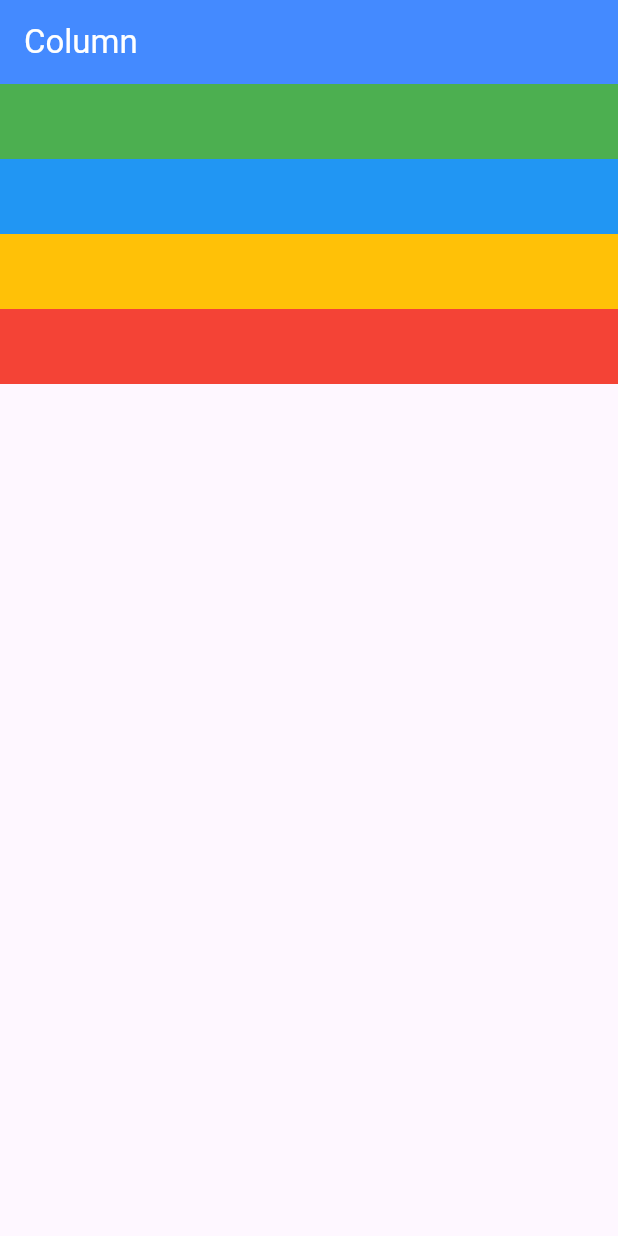
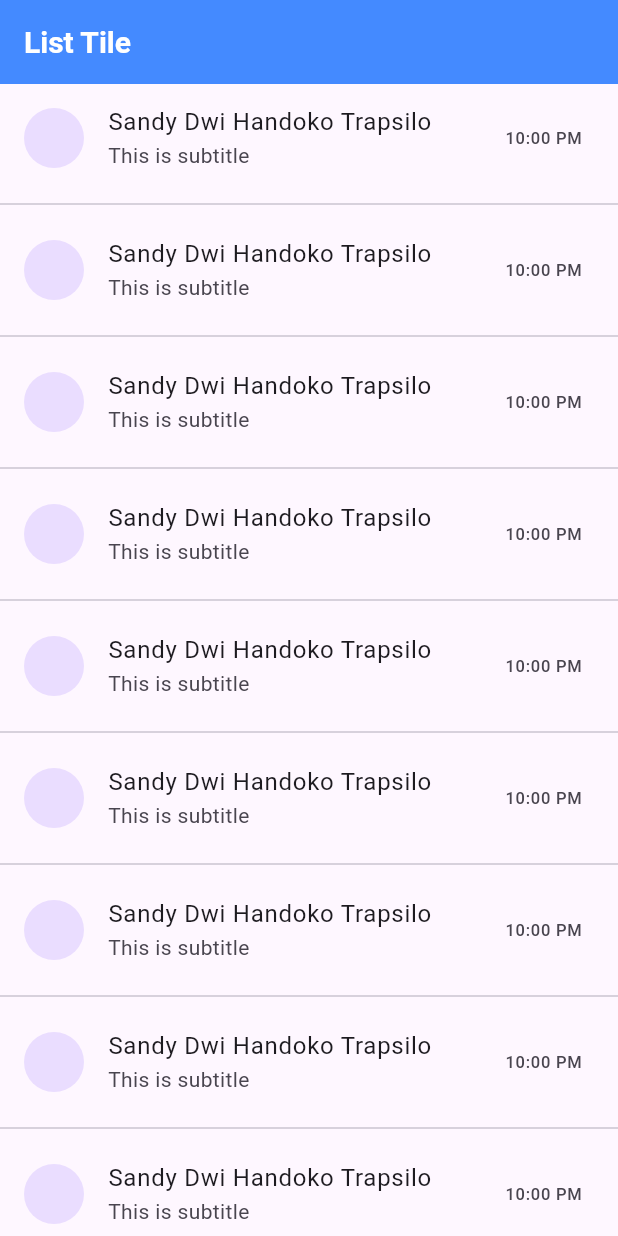
Before and after one commit to Sandydht/first_app, a Flutter app: the screen it shows after launch, on a phone screen of 412 x 824 dp. Run offline on Flutter 3.47's test engine with Material 3 defaults, Android fonts, the phone set to English and light mode, and no system bars.

Commit message:
feat: list tile

```diff
--- a/lib/main.dart
+++ b/lib/main.dart
@@ -1,7 +1,7 @@
 import 'package:flutter/material.dart';
 
 void main() {
-  runApp(const MyApp());
+  runApp(MyApp());
 }
 
 class MyApp extends StatelessWidget {
@@ -13,36 +13,88 @@ class MyApp extends StatelessWidget {
       home: Scaffold(
         appBar: AppBar(
           title: const Text(
-            'Column',
-            style: TextStyle(color: Colors.white),
+            'List Tile',
+            style: TextStyle(
+              color: Colors.white,
+              fontWeight: FontWeight.bold,
+              fontSize: 20
+            ),
           ),
           backgroundColor: Colors.blueAccent,
         ),
-        body: Column(
-          mainAxisAlignment: MainAxisAlignment.start,
-          crossAxisAlignment: CrossAxisAlignment.start,
-          children: [
-            Container(
-              // width: 200,
-              height: 50,
-              color: Colors.green,
+        body: ListView(
+          children: const [
+            ListTile(
+              title: Text('Sandy Dwi Handoko Trapsilo'),
+              subtitle: Text('This is subtitle'),
+              leading: CircleAvatar(),
+              trailing: Text('10:00 PM'),
             ),
-            Container(
-              // width: 50,
-              height: 50,
-              color: Colors.blue,
+            Divider(),
+            ListTile(
+              title: Text('Sandy Dwi Handoko Trapsilo'),
+              subtitle: Text('This is subtitle'),
+              leading: CircleAvatar(),
+              trailing: Text('10:00 PM'),
             ),
-            Container(
-              // width: 100,
-              height: 50,
-              color: Colors.amber,
+            Divider(),
+            ListTile(
+              title: Text('Sandy Dwi Handoko Trapsilo'),
+              subtitle: Text('This is subtitle'),
+              leading: CircleAvatar(),
+              trailing: Text('10:00 PM'),
             ),
-            Container(
-              // width: 300,
-              height: 50,
-              color: Colors.red,
-            )
-          ]
+            Divider(),
+            ListTile(
+              title: Text('Sandy Dwi Handoko Trapsilo'),
+              subtitle: Text('This is subtitle'),
+              leading: CircleAvatar(),
+              trailing: Text('10:00 PM'),
+            ),
+            Divider(),
+            ListTile(
+              title: Text('Sandy Dwi Handoko Trapsilo'),
+              subtitle: Text('This is subtitle'),
+              leading: CircleAvatar(),
+              trailing: Text('10:00 PM'),
+            ),
+            Divider(),
+            ListTile(
+              title: Text('Sandy Dwi Handoko Trapsilo'),
+              subtitle: Text('This is subtitle'),
+              leading: CircleAvatar(),
+              trailing: Text('10:00 PM'),
+            ),
+            Divider(),
+            ListTile(
+              title: Text('Sandy Dwi Handoko Trapsilo'),
+              subtitle: Text('This is subtitle'),
+              leading: CircleAvatar(),
+              trailing: Text('10:00 PM'),
+            ),
+            Divider(),
+            ListTile(
+              title: Text('Sandy Dwi Handoko Trapsilo'),
+              subtitle: Text('This is subtitle'),
+              leading: CircleAvatar(),
+              trailing: Text('10:00 PM'),
+            ),
+            Divider(),
+            ListTile(
+              title: Text('Sandy Dwi Handoko Trapsilo'),
+              subtitle: Text('This is subtitle'),
+              leading: CircleAvatar(),
+              trailing: Text('10:00 PM'),
+            ),
+            Divider(),
+            ListTile(
+              title: Text('Sandy Dwi Handoko Trapsilo'),
+              subtitle: Text('This is subtitle'),
+              leading: CircleAvatar(),
+              trailing: Text('10:00 PM'),
+            ),
+            Divider(),
+          ],
         ),
       ),
     );
```
